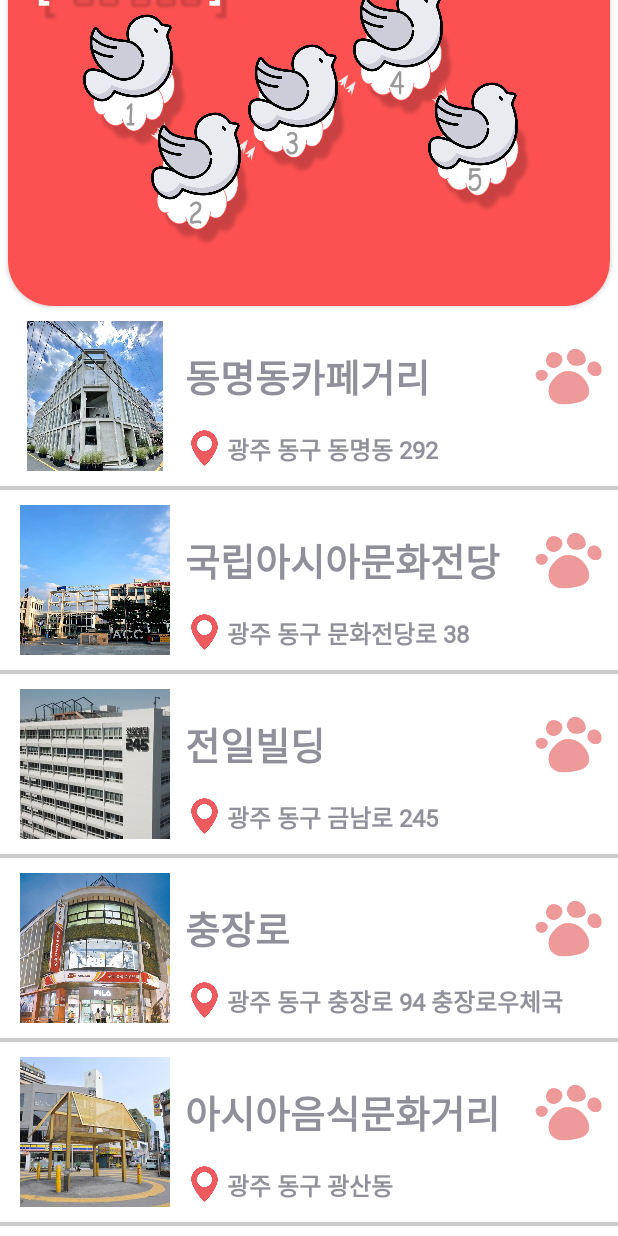
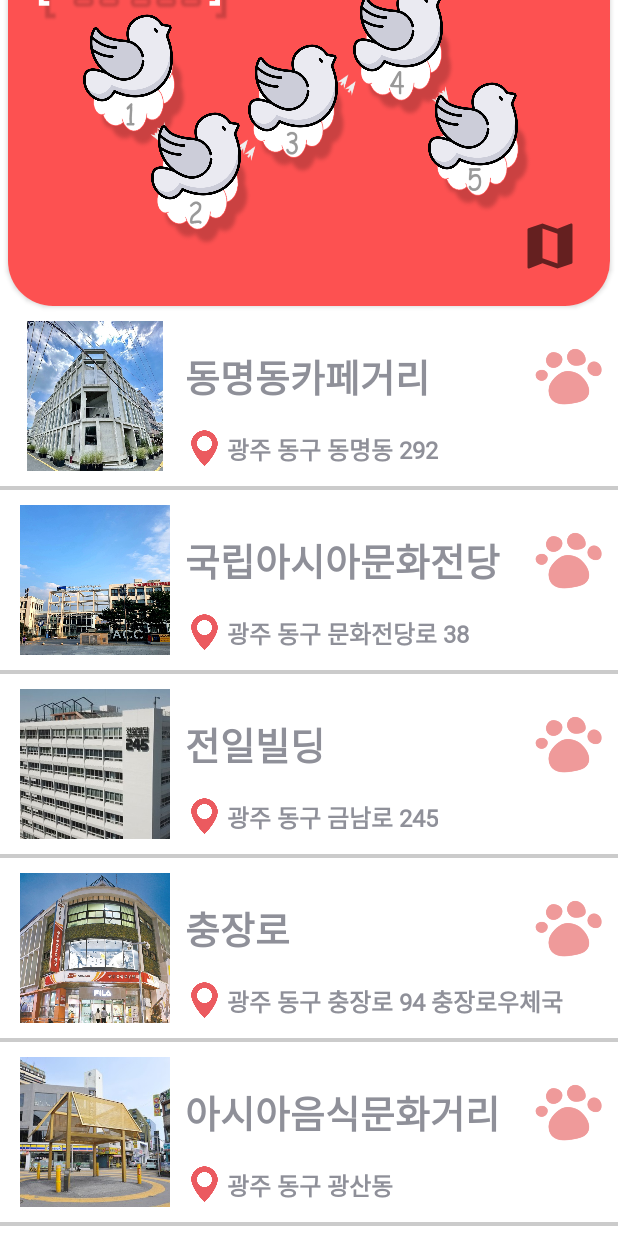
Before and after one commit to 2021-SMHRD-KDT-New-AI-1/WOWBRO, an Android app: the ThemeActivity3 screen opened directly, with no data from a screen before it, on a phone screen of 412 x 824 dp. Run offline under Robolectric (Android 15) with nearby library versions, the phone set to English and light mode, and no system bars; network calls fail.

Commit message:
<update> 지도모양 추가

```diff
--- /dev/null
+++ b/app/src/main/res/drawable/ic_baseline_map_24.xml
@@ -0,0 +1,10 @@
+<vector xmlns:android="http://schemas.android.com/apk/res/android"
+    android:width="24dp"
+    android:height="24dp"
+    android:viewportWidth="24"
+    android:viewportHeight="24"
+    android:tint="?attr/colorControlNormal">
+  <path
+      android:fillColor="@android:color/white"
+      android:pathData="M20.5,3l-0.16,0.03L15,5.1 9,3 3.36,4.9c-0.21,0.07 -0.36,0.25 -0.36,0.48V20.5c0,0.28 0.22,0.5 0.5,0.5l0.16,-0.03L9,18.9l6,2.1 5.64,-1.9c0.21,-0.07 0.36,-0.25 0.36,-0.48V3.5c0,-0.28 -0.22,-0.5 -0.5,-0.5zM15,19l-6,-2.11V5l6,2.11V19z"/>
+</vector>
--- a/app/src/main/res/layout/activity_theme3.xml
+++ b/app/src/main/res/layout/activity_theme3.xml
@@ -94,6 +94,17 @@
                         android:layout_marginTop="115dp"
                         app:srcCompat="@drawable/bird" />
 
+                    <ImageView
+
+                        android:layout_gravity="right|bottom"
+                        android:layout_marginRight="20dp"
+                        android:layout_marginBottom="20dp"
+                        android:id="@+id/imageView9"
+                        android:layout_width="40dp"
+                        android:layout_height="40dp"
+                        app:srcCompat="@drawable/ic_baseline_map_24" />
+
+
 
                 </FrameLayout>
 
```
Also changed, not shown: app/src/main/res/layout/activity_theme.xml (+9 -0 lines), app/src/main/res/layout/activity_theme2.xml (+11 -0 lines).
